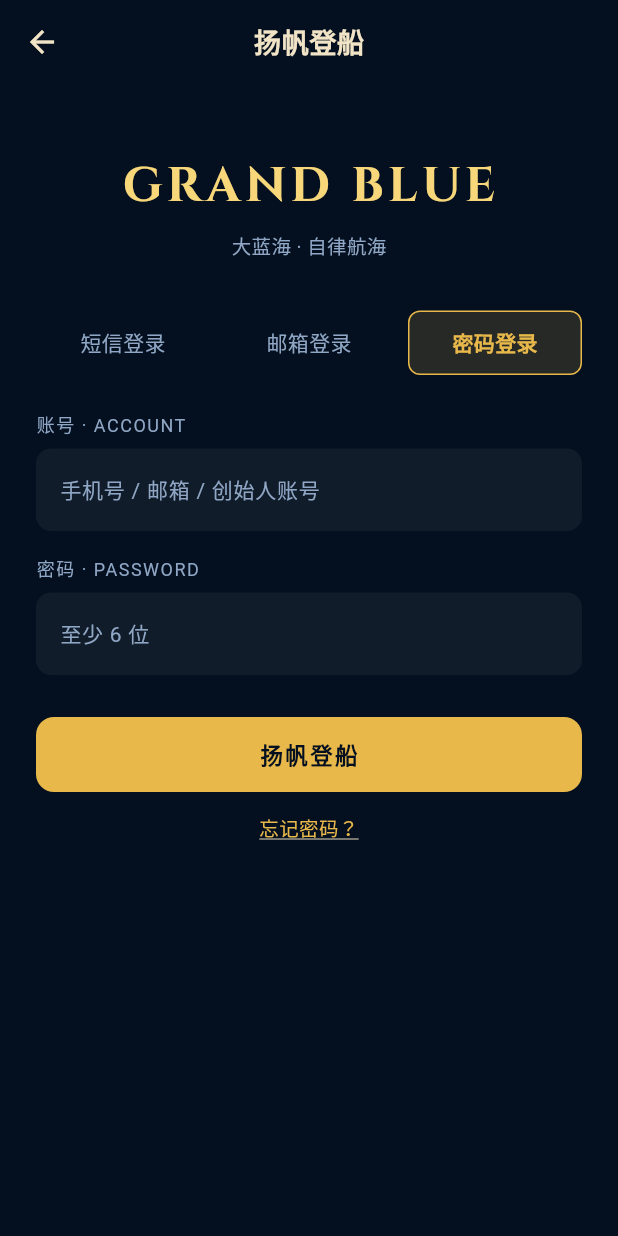
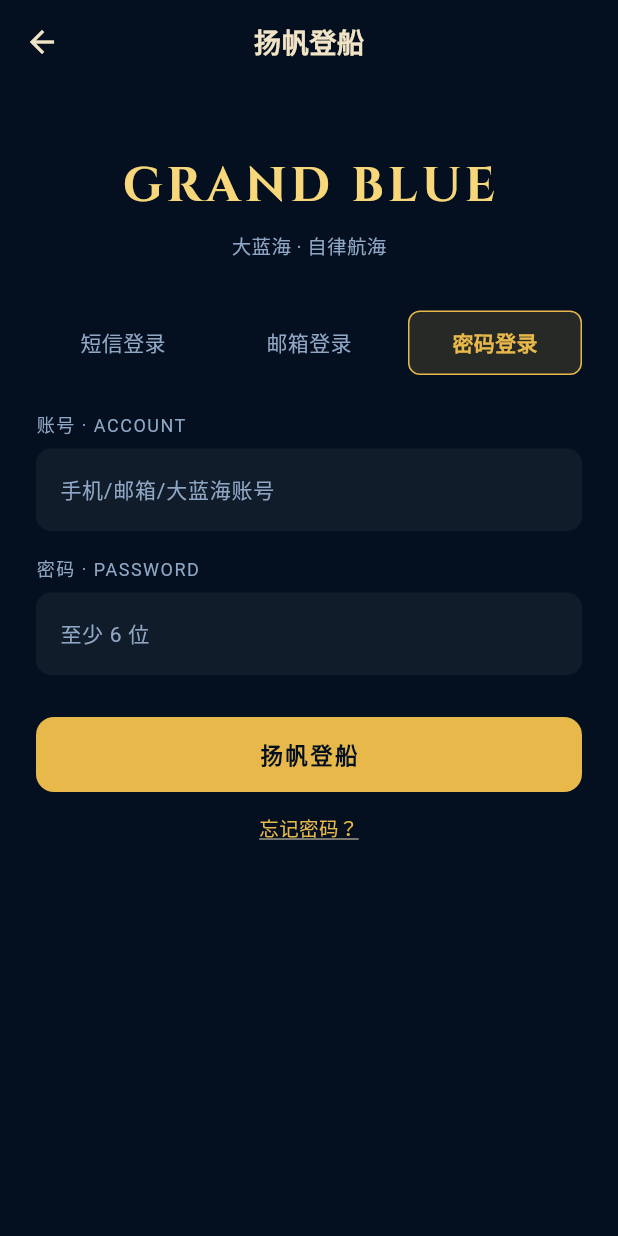
Before and after one commit to g773831275-droid/dalanhai-app, a Flutter app: the AuthPage screen opened directly, after a tap on "邮箱登录", after a tap on "密码登录", on a phone screen of 412 x 824 dp. Run offline on Flutter 3.47's test engine with Material 3 defaults, Android fonts, the phone set to English and light mode, and no system bars; our stand-ins replace flutter_image_compress, image_picker, shared_preferences; missing offline and left inert: video_compress; accounts and stored records are empty; network calls fail.

Commit message:
chore(auth): update password-login account placeholder wording

```diff
--- a/lib/pages/auth_page.dart
+++ b/lib/pages/auth_page.dart
@@ -452,7 +452,7 @@ class _AuthPageState extends State<AuthPage> {
       _Field(label: '账号 · ACCOUNT', child: TextField(
         controller: _acctCtrl,
         style: const TextStyle(color: AppColors.parchment),
-        decoration: const InputDecoration(hintText: '手机号 / 邮箱 / 创始人账号'),
+        decoration: const InputDecoration(hintText: '手机/邮箱/大蓝海账号'),
       )),
       const SizedBox(height: 16),
       _Field(label: '密码 · PASSWORD', child: TextField(
```
